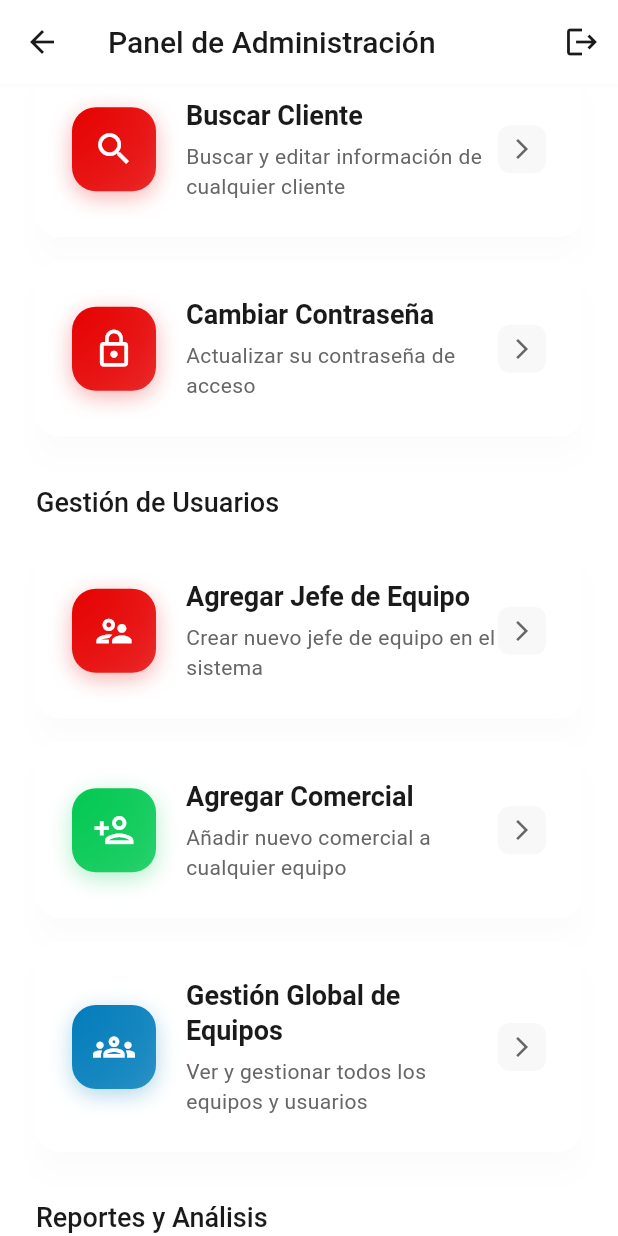
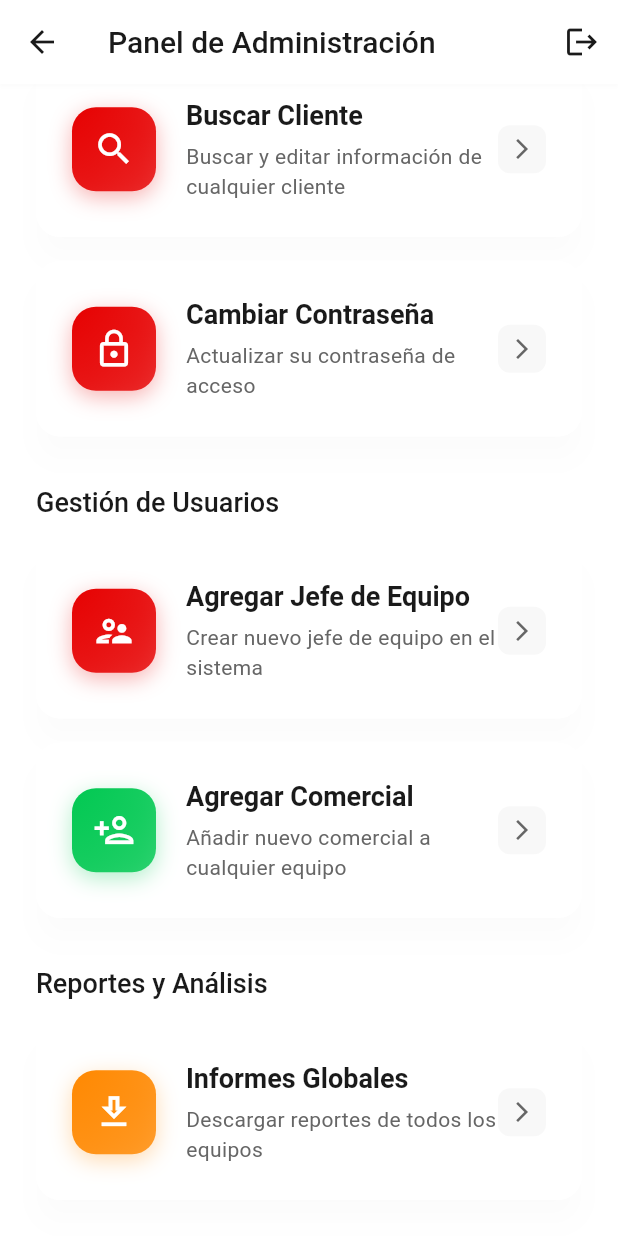
Before and after one commit to JCValleCruz/AxafoneCRMFinal, a Flutter app: the AdminMenuScreen screen opened by its route, scrolled down 278 dp, on a phone screen of 412 x 824 dp. Run offline on Flutter 3.47's test engine with Material 3 defaults, Android fonts, the phone set to English and light mode, and no system bars; our stand-ins replace flutter_screenutil, geocoding, geolocator, google_fonts, permission_handler, shared_preferences; missing offline and left inert: dart:html, excel; accounts and stored records are empty; Roboto replaces fonts that are missing (Ubuntu).

Commit message:
clean: Remove unimplemented admin menu items
🧹 Removed fake menu items without implementation:
- Análisis de Rendimiento
- Logs del Sistema
- Gestión Global de Equipos

✅ Only functional features remain in admin menu

🎯 Generated with [Claude Code](https://claude.ai/code)

Co-Authored-By: Claude <noreply@anthropic.com>

```diff
--- a/lib/features/admin/admin_menu_screen.dart
+++ b/lib/features/admin/admin_menu_screen.dart
@@ -188,14 +188,6 @@ class AdminMenuScreen extends StatelessWidget {
           accentColor: AppColors.success,
           onTap: () => Navigator.of(context).pushNamed('/add-comercial'),
         ),
-        const SizedBox(height: 16),
-        MenuCard(
-          title: 'Gestión Global de Equipos',
-          subtitle: 'Ver y gestionar todos los equipos y usuarios',
-          icon: Icons.groups_outlined,
-          accentColor: AppColors.info,
-          onTap: () => Navigator.of(context).pushNamed('/global-team-management'),
-        ),
       ],
     );
   }
@@ -209,22 +201,6 @@ class AdminMenuScreen extends StatelessWidget {
           icon: Icons.download_outlined,
           accentColor: AppColors.warning,
           onTap: () => Navigator.of(context).pushNamed('/global-reports'),
-        ),
-        const SizedBox(height: 16),
-        MenuCard(
-          title: 'Análisis de Rendimiento',
-          subtitle: 'Estadísticas y métricas del sistema',
-          icon: Icons.analytics_outlined,
-          accentColor: AppColors.info,
-          onTap: () => Navigator.of(context).pushNamed('/analytics'),
-        ),
-        const SizedBox(height: 16),
-        MenuCard(
-          title: 'Logs del Sistema',
-          subtitle: 'Ver actividad y logs del sistema',
-          icon: Icons.history_outlined,
-          accentColor: AppColors.textSecondary,
-          onTap: () => Navigator.of(context).pushNamed('/system-logs'),
         ),
       ],
     );
```
